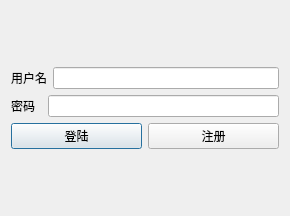
This is SimpleReminder/login.ui in ZYunfeii/MiniToDoList as Qt 5 draws it before an edit. The edited form follows.
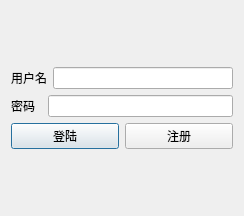
This is the edited form.

Commit message: perf: update style of password show

What changed in the file:
```diff
--- a/SimpleReminder/login.ui
+++ b/SimpleReminder/login.ui
@@ -6,7 +6,7 @@
    <rect>
     <x>0</x>
     <y>0</y>
-    <width>290</width>
+    <width>244</width>
     <height>216</height>
    </rect>
   </property>
@@ -26,7 +26,11 @@
         </widget>
        </item>
        <item>
-        <widget class="QLineEdit" name="userName"/>
+        <widget class="QLineEdit" name="userName">
+         <property name="alignment">
+          <set>Qt::AlignCenter</set>
+         </property>
+        </widget>
        </item>
       </layout>
      </item>
@@ -40,7 +44,14 @@
         </widget>
        </item>
        <item>
-        <widget class="QLineEdit" name="passWord"/>
+        <widget class="QLineEdit" name="passWord">
+         <property name="echoMode">
+          <enum>QLineEdit::Password</enum>
+         </property>
+         <property name="alignment">
+          <set>Qt::AlignCenter</set>
+         </property>
+        </widget>
        </item>
       </layout>
      </item>
```
